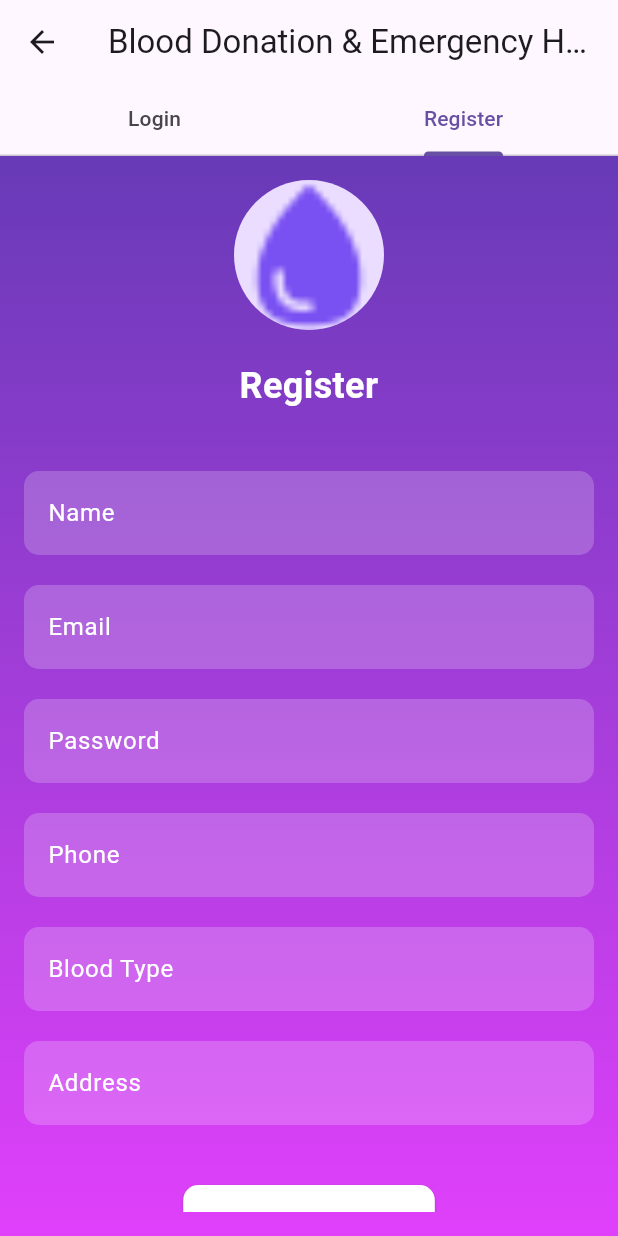
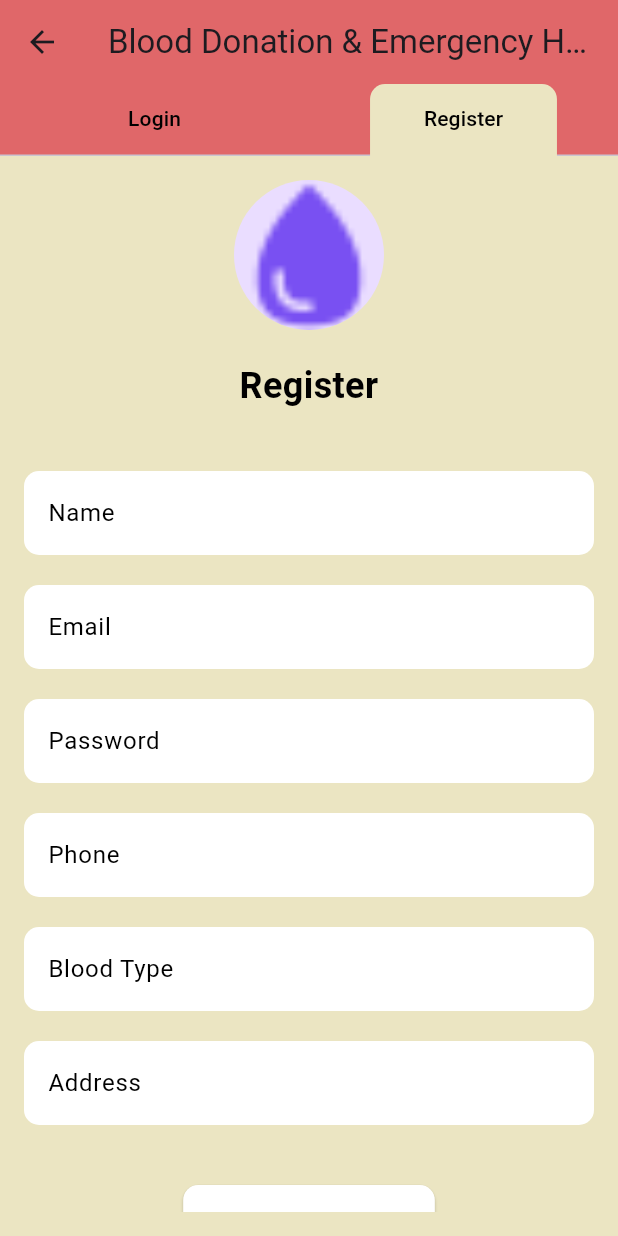
Before and after one commit to ronit-1404/TeamArceus_AB2_07, a Flutter app: the screen it shows after launch, tab 2 chosen, on a phone screen of 412 x 824 dp. Run offline on Flutter 3.47's test engine with Material 3 defaults, Android fonts, the phone set to English and light mode, and no system bars.

Commit message:
UI Enhancement

```diff
--- a/mobile/lib/main.dart
+++ b/mobile/lib/main.dart
@@ -35,6 +35,7 @@ class MyApp extends StatelessWidget {
       title: 'Blood Donation & Emergency Help',
       theme: ThemeData(primarySwatch: Colors.deepPurple),
       initialRoute: '/login',
+      debugShowCheckedModeBanner: false,
       routes: {
         '/': (context) => HomeScreen(user: user),
         '/login': (context) => const LoginScreen(),
--- a/mobile/lib/screens/login_screen.dart
+++ b/mobile/lib/screens/login_screen.dart
@@ -9,9 +9,23 @@ class LoginScreen extends StatelessWidget {
       length: 2,
       child: Scaffold(
         appBar: AppBar(
+          backgroundColor: const Color.fromARGB(200, 216, 64, 64),
           title: const Text('Blood Donation & Emergency Help'),
-          bottom: const TabBar(
-            tabs: [Tab(text: 'Login'), Tab(text: 'Register')],
+          bottom: TabBar(
+            indicator: BoxDecoration(
+              color: Color.fromARGB(255, 235, 229, 194),
+              shape: BoxShape.rectangle,
+              borderRadius: const BorderRadius.only(
+                topLeft: Radius.circular(10),
+                topRight: Radius.circular(10),
+              ),
+            ),
+            labelColor: Colors.black,
+            unselectedLabelColor: Colors.black,
+            tabs: [
+              Tab(text: '          Login          '),
+              Tab(text: '          Register          '),
+            ],
           ),
         ),
         body: const TabBarView(children: [LoginForm(), RegisterForm()]),
@@ -28,11 +42,7 @@ class LoginForm extends StatelessWidget {
     return Container(
       padding: const EdgeInsets.all(16.0),
       decoration: const BoxDecoration(
-        gradient: LinearGradient(
-          colors: [Colors.deepPurple, Colors.purpleAccent],
-          begin: Alignment.topCenter,
-          end: Alignment.bottomCenter,
-        ),
+        color: Color.fromARGB(255, 235, 229, 194),
       ),
       child: Center(
         child: SingleChildScrollView(
@@ -49,7 +59,7 @@ class LoginForm extends StatelessWidget {
                 style: TextStyle(
                   fontSize: 24,
                   fontWeight: FontWeight.bold,
-                  color: Colors.white,
+                  color: Colors.black,
                 ),
                 textAlign: TextAlign.center,
               ),
@@ -57,31 +67,31 @@ class LoginForm extends StatelessWidget {
               TextFormField(
                 decoration: InputDecoration(
                   labelText: 'Email',
-                  labelStyle: const TextStyle(color: Colors.white),
+                  labelStyle: const TextStyle(color: Colors.black),
                   filled: true,
-                  fillColor: Colors.white.withOpacity(0.2),
+                  fillColor: Colors.white.withOpacity(1),
                   border: OutlineInputBorder(
                     borderRadius: BorderRadius.circular(10),
                     borderSide: BorderSide.none,
                   ),
                 ),
                 keyboardType: TextInputType.emailAddress,
-                style: const TextStyle(color: Colors.white),
+                style: const TextStyle(color: Colors.grey),
               ),
               const SizedBox(height: 20),
               TextFormField(
                 decoration: InputDecoration(
                   labelText: 'Password',
-                  labelStyle: const TextStyle(color: Colors.white),
+                  labelStyle: const TextStyle(color: Colors.black),
                   filled: true,
-                  fillColor: Colors.white.withOpacity(0.2),
+                  fillColor: Colors.white.withOpacity(1),
                   border: OutlineInputBorder(
                     borderRadius: BorderRadius.circular(10),
                     borderSide: BorderSide.none,
                   ),
                 ),
                 obscureText: true,
-                style: const TextStyle(color: Colors.white),
+                style: const TextStyle(color: Colors.grey),
               ),
               const SizedBox(height: 40),
               ElevatedButton(
@@ -117,11 +127,7 @@ class RegisterForm extends StatelessWidget {
     return Container(
       padding: const EdgeInsets.all(16.0),
       decoration: const BoxDecoration(
-        gradient: LinearGradient(
-          colors: [Colors.deepPurple, Colors.purpleAccent],
-          begin: Alignment.topCenter,
-          end: Alignment.bottomCenter,
-        ),
+        color: Color.fromARGB(255, 235, 229, 194),
       ),
       child: Center(
         child: SingleChildScrollView(
@@ -138,7 +144,7 @@ class RegisterForm extends StatelessWidget {
                 style: TextStyle(
                   fontSize: 24,
                   fontWeight: FontWeight.bold,
-                  color: Colors.white,
+                  color: Colors.black,
                 ),
                 textAlign: TextAlign.center,
               ),
@@ -146,88 +152,88 @@ class RegisterForm extends StatelessWidget {
               TextFormField(
                 decoration: InputDecoration(
                   labelText: 'Name',
-                  labelStyle: const TextStyle(color: Colors.white),
+                  labelStyle: const TextStyle(color: Colors.black),
                   filled: true,
-                  fillColor: Colors.white.withOpacity(0.2),
+                  fillColor: Colors.white.withOpacity(1),
                   border: OutlineInputBorder(
                     borderRadius: BorderRadius.circular(10),
                     borderSide: BorderSide.none,
                   ),
                 ),
-                style: const TextStyle(color: Colors.white),
+                style: const TextStyle(color: Colors.grey),
               ),
               const SizedBox(height: 20),
               TextFormField(
                 decoration: InputDecoration(
                   labelText: 'Email',
-                  labelStyle: const TextStyle(color: Colors.white),
+                  labelStyle: const TextStyle(color: Colors.black),
                   filled: true,
-                  fillColor: Colors.white.withOpacity(0.2),
+                  fillColor: Colors.white.withOpacity(1),
                   border: OutlineInputBorder(
                     borderRadius: BorderRadius.circular(10),
                     borderSide: BorderSide.none,
                   ),
                 ),
                 keyboardType: TextInputType.emailAddress,
-                style: const TextStyle(color: Colors.white),
+                style: const TextStyle(color: Colors.grey),
               ),
               const SizedBox(height: 20),
               TextFormField(
                 decoration: InputDecoration(
                   labelText: 'Password',
-                  labelStyle: const TextStyle(color: Colors.white),
+                  labelStyle: const TextStyle(color: Colors.black),
                   filled: true,
-                  fillColor: Colors.white.withOpacity(0.2),
+                  fillColor: Colors.white.withOpacity(1),
                   border: OutlineInputBorder(
                     borderRadius: BorderRadius.circular(10),
                     borderSide: BorderSide.none,
                   ),
                 ),
                 obscureText: true,
-                style: const TextStyle(color: Colors.white),
+                style: const TextStyle(color: Colors.grey),
               ),
               const SizedBox(height: 20),
               TextFormField(
                 decoration: InputDecoration(
                   labelText: 'Phone',
-                  labelStyle: const TextStyle(color: Colors.white),
+                  labelStyle: const TextStyle(color: Colors.black),
                   filled: true,
-                  fillColor: Colors.white.withOpacity(0.2),
+                  fillColor: Colors.white.withOpacity(1),
                   border: OutlineInputBorder(
                     borderRadius: BorderRadius.circular(10),
                     borderSide: BorderSide.none,
                   ),
                 ),
                 keyboardType: TextInputType.phone,
-                style: const TextStyle(color: Colors.white),
+                style: const TextStyle(color: Colors.grey),
               ),
               const SizedBox(height: 20),
               TextFormField(
                 decoration: InputDecoration(
                   labelText: 'Blood Type',
-                  labelStyle: const TextStyle(color: Colors.white),
+                  labelStyle: const TextStyle(color: Colors.black),
                   filled: true,
-                  fillColor: Colors.white.withOpacity(0.2),
+                  fillColor: Colors.white.withOpacity(1),
                   border: OutlineInputBorder(
                     borderRadius: BorderRadius.circular(10),
                     borderSide: BorderSide.none,
                   ),
                 ),
-                style: const TextStyle(color: Colors.white),
+                style: const TextStyle(color: Colors.grey),
               ),
               const SizedBox(height: 20),
               TextFormField(
                 decoration: InputDecoration(
                   labelText: 'Address',
-                  labelStyle: const TextStyle(color: Colors.white),
+                  labelStyle: const TextStyle(color: Colors.black),
                   filled: true,
-                  fillColor: Colors.white.withOpacity(0.2),
+                  fillColor: Colors.white.withOpacity(1),
                   border: OutlineInputBorder(
                     borderRadius: BorderRadius.circular(10),
                     borderSide: BorderSide.none,
                   ),
                 ),
-                style: const TextStyle(color: Colors.white),
+                style: const TextStyle(color: Colors.grey),
               ),
               const SizedBox(height: 40),
               ElevatedButton(
@@ -247,6 +253,7 @@ class RegisterForm extends StatelessWidget {
                 ),
                 child: const Text('Register', style: TextStyle(fontSize: 18)),
               ),
+              const SizedBox(height: 20),
             ],
           ),
         ),
--- a/mobile/lib/widgets/custom_app_bar.dart
+++ b/mobile/lib/widgets/custom_app_bar.dart
@@ -10,6 +10,7 @@ class CustomAppBar extends StatelessWidget implements PreferredSizeWidget {
   @override
   Widget build(BuildContext context) {
     return AppBar(
+      backgroundColor: Color.fromARGB(200, 216, 64, 64),
       title: Text(title),
       centerTitle: true,
       leading: IconButton(
--- a/mobile/lib/widgets/donor_card.dart
+++ b/mobile/lib/widgets/donor_card.dart
@@ -25,7 +25,7 @@ class DonorCard extends StatelessWidget {
   @override
   Widget build(BuildContext context) {
     return Card(
-      color: Colors.white.withOpacity(0.8),
+      color: Colors.white.withOpacity(1),
       shape: RoundedRectangleBorder(borderRadius: BorderRadius.circular(10)),
       child: Padding(
         padding: const EdgeInsets.all(16.0),
```
Also changed, not shown: mobile/lib/screens/donor_screen.dart (+3 -5 lines), mobile/lib/screens/home_screen.dart (+4 -6 lines), mobile/lib/screens/request_screen.dart (+6 -6 lines), mobile/lib/screens/sos_screen.dart (+20 -22 lines).
